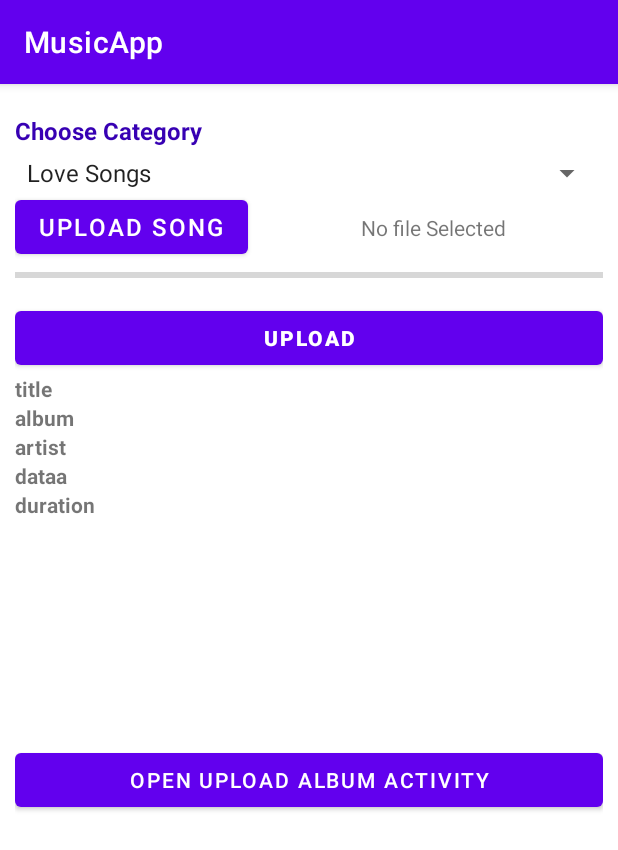
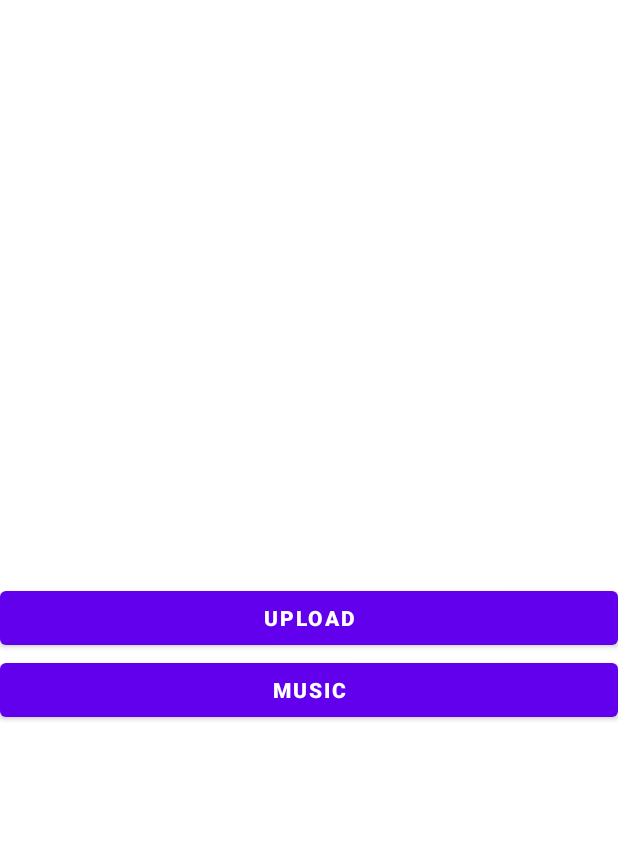
Before and after one commit to an389/MusicApp, an Android app: the screen it shows after launch (MainActivity before the commit, FirstActivity after it), on a phone screen of 412 x 824 dp. Shown: the top 850 px of the screen. Run offline under Robolectric (Android 15) with nearby library versions, the phone set to English and light mode, and no system bars.

```diff
--- a/app/build.gradle
+++ b/app/build.gradle
@@ -36,6 +36,9 @@ dependencies {
     implementation 'com.google.firebase:firebase-database:20.0.5'
     implementation 'com.google.firebase:firebase-storage:20.1.0'
     implementation 'com.google.firebase:firebase-auth:21.1.0'
+
+    implementation 'com.github.bumptech.glide:glide:4.12.0'
+
     testImplementation 'junit:junit:4.13.2'
     androidTestImplementation 'androidx.test.ext:junit:1.1.3'
     androidTestImplementation 'androidx.test.espresso:espresso-core:3.4.0'
--- /dev/null
+++ b/app/src/main/java/com/example/musicapp/FirstActivity.java
@@ -0,0 +1,29 @@
+package com.example.musicapp;
+
+import androidx.appcompat.app.AppCompatActivity;
+
+import android.content.Intent;
+import android.os.Bundle;
+import android.view.View;
+
+import com.example.musicapp.Client.ClientActivity;
+import com.example.musicapp.Server.ServerActivity;
+
+public class FirstActivity extends AppCompatActivity {
+
+    @Override
+    protected void onCreate(Bundle savedInstanceState) {
+        super.onCreate(savedInstanceState);
+        setContentView(R.layout.activity_first);
+    }
+
+    public void uploadActivity(View view) {
+        Intent intent = new Intent(FirstActivity.this, ServerActivity.class);
+        startActivity(intent);
+    }
+
+    public void musicActivity(View view) {
+        Intent intent = new Intent(FirstActivity.this, ClientActivity.class);
+        startActivity(intent);
+    }
+}
--- a/app/src/main/java/com/example/musicapp/MainActivity.java
+++ b/app/src/main/java/com/example/musicapp/Server/ServerActivity.java
@@ -1,4 +1,4 @@
-package com.example.musicapp;
+package com.example.musicapp.Server;
 
 import androidx.annotation.NonNull;
 import androidx.annotation.Nullable;
@@ -25,12 +25,10 @@ import android.widget.TextView;
 import android.widget.Toast;
 
 import com.example.musicapp.Model.UploadSong;
+import com.example.musicapp.R;
 import com.google.android.gms.tasks.OnSuccessListener;
-import com.google.firebase.database.DataSnapshot;
-import com.google.firebase.database.DatabaseError;
 import com.google.firebase.database.DatabaseReference;
 import com.google.firebase.database.FirebaseDatabase;
-import com.google.firebase.database.ValueEventListener;
 import com.google.firebase.storage.FirebaseStorage;
 import com.google.firebase.storage.OnProgressListener;
 import com.google.firebase.storage.StorageReference;
@@ -40,7 +38,7 @@ import com.google.firebase.storage.UploadTask;
 import java.util.ArrayList;
 import java.util.List;
 
-public class MainActivity extends AppCompatActivity implements AdapterView.OnItemSelectedListener {
+public class ServerActivity extends AppCompatActivity implements AdapterView.OnItemSelectedListener {
 
     TextView textViewImage;
     ProgressBar progressBar;
@@ -210,7 +208,7 @@ public class MainActivity extends AppCompatActivity implements AdapterView.OnIte
     }
 
     public void openAlbumUploadsActivity(View v){
-        Intent intent = new Intent(MainActivity.this, UploadAlbumActivity.class);
+        Intent intent = new Intent(ServerActivity.this, UploadAlbumActivity.class);
         startActivity(intent);
     }
 
--- a/app/src/main/java/com/example/musicapp/UploadAlbumActivity.java
+++ b/app/src/main/java/com/example/musicapp/Server/UploadAlbumActivity.java
@@ -1,4 +1,4 @@
-package com.example.musicapp;
+package com.example.musicapp.Server;
 
 import androidx.annotation.NonNull;
 import androidx.annotation.Nullable;
@@ -23,6 +23,7 @@ import android.widget.Toast;
 
 import com.example.musicapp.Model.Constants;
 import com.example.musicapp.Model.Upload;
+import com.example.musicapp.R;
 import com.google.android.gms.tasks.OnFailureListener;
 import com.google.android.gms.tasks.OnSuccessListener;
 import com.google.firebase.database.DatabaseReference;
--- /dev/null
+++ b/app/src/main/res/layout/activity_first.xml
@@ -0,0 +1,26 @@
+<?xml version="1.0" encoding="utf-8"?>
+<RelativeLayout xmlns:android="http://schemas.android.com/apk/res/android"
+    xmlns:app="http://schemas.android.com/apk/res-auto"
+    xmlns:tools="http://schemas.android.com/tools"
+    android:layout_width="match_parent"
+    android:layout_height="match_parent"
+    tools:context=".FirstActivity">
+
+    <Button
+        android:layout_width="match_parent"
+        android:layout_height="wrap_content"
+        android:text="Upload"
+        android:textStyle="bold"
+        android:layout_centerInParent="true"
+        android:layout_gravity="center"
+        android:id="@+id/uploadButton"
+        android:onClick="uploadActivity"/>
+    <Button
+        android:layout_width="match_parent"
+        android:layout_height="wrap_content"
+        android:text="Music"
+        android:textStyle="bold"
+        android:layout_below="@+id/uploadButton"
+        android:onClick="musicActivity"/>
+
+</RelativeLayout>
--- a/app/src/main/res/layout/activity_main.xml
+++ b/app/src/main/res/layout/activity_main.xml
@@ -7,7 +7,7 @@
     android:padding="10dp"
     android:background="@color/white"
     android:orientation="vertical"
-    tools:context=".MainActivity">
+    tools:context=".Server.ServerActivity">
 
     <TextView
         android:layout_width="wrap_content"
--- a/app/src/main/res/layout/activity_upload_album.xml
+++ b/app/src/main/res/layout/activity_upload_album.xml
@@ -5,7 +5,7 @@
     android:layout_width="match_parent"
     android:layout_height="match_parent"
     android:padding="16dp"
-    tools:context=".UploadAlbumActivity">
+    tools:context=".Server.UploadAlbumActivity">
 
     <LinearLayout
         android:layout_width="match_parent"
--- a/app/src/main/res/values/themes.xml
+++ b/app/src/main/res/values/themes.xml
@@ -1,6 +1,6 @@
 <resources xmlns:tools="http://schemas.android.com/tools">
     <!-- Base application theme. -->
-    <style name="Theme.MusicApp" parent="Theme.MaterialComponents.DayNight.DarkActionBar">
+    <style name="Theme.MusicApp" parent="Theme.MaterialComponents.DayNight.NoActionBar">
         <!-- Primary brand color. -->
         <item name="colorPrimary">@color/purple_500</item>
         <item name="colorPrimaryVariant">@color/purple_700</item>
```
Also changed, not shown: app/src/main/AndroidManifest.xml (+16 -2 lines), app/src/main/java/com/example/musicapp/Client/Adapter/RecyclerViewAdapter.java (added, +70 -0 lines), app/src/main/java/com/example/musicapp/Client/ClientActivity.java (added, +64 -0 lines), app/src/main/res/layout/activity_client.xml (added, +14 -0 lines), app/src/main/res/layout/cad_view_item.xml (added, +36 -0 lines).
